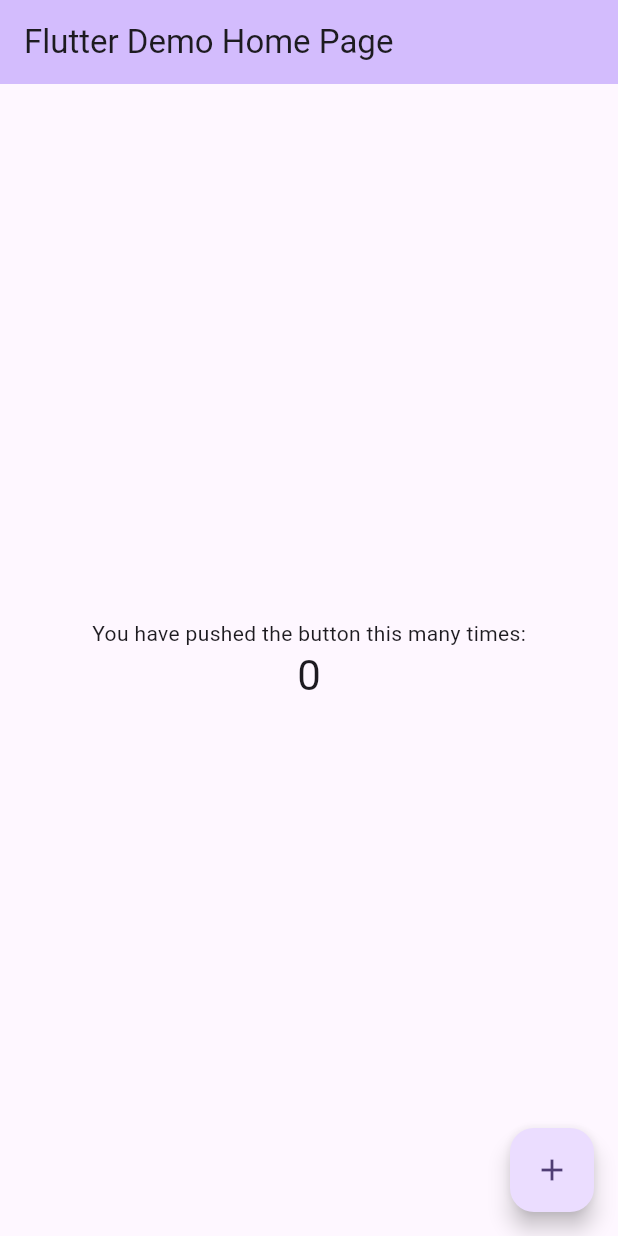
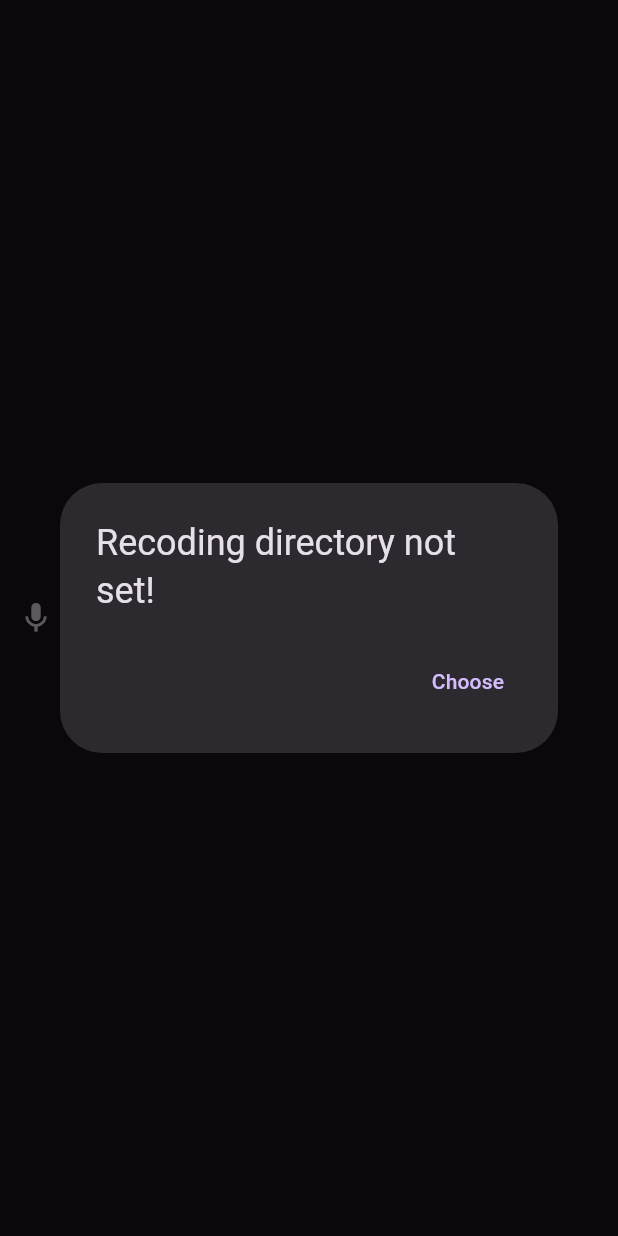
Before and after one commit to satwik-kambham/oasis, a Flutter app: the screen it shows after launch, on a phone screen of 412 x 824 dp. Run offline on Flutter 3.47's test engine with Material 3 defaults, Android fonts, the phone set to English and light mode, and no system bars; our stand-ins replace file_picker, permission_handler, shared_preferences; missing offline and left inert: record.

```diff
--- a/lib/main.dart
+++ b/lib/main.dart
@@ -1,34 +1,25 @@
 import 'package:flutter/material.dart';
+import 'package:flutter/foundation.dart';
+import 'package:shared_preferences/shared_preferences.dart';
+import 'package:file_picker/file_picker.dart';
+import 'package:permission_handler/permission_handler.dart';
+
+import 'package:oasis/widgets/recoder.dart';
 
 void main() {
-  runApp(const MyApp());
+  runApp(const App());
 }
 
-class MyApp extends StatelessWidget {
-  const MyApp({super.key});
+class App extends StatelessWidget {
+  const App({super.key});
 
-  // This widget is the root of your application.
   @override
   Widget build(BuildContext context) {
     return MaterialApp(
-      title: 'Flutter Demo',
+      title: 'Oasis',
       theme: ThemeData(
-        // This is the theme of your application.
-        //
-        // TRY THIS: Try running your application with "flutter run". You'll see
-        // the application has a purple toolbar. Then, without quitting the app,
-        // try changing the seedColor in the colorScheme below to Colors.green
-        // and then invoke "hot reload" (save your changes or press the "hot
-        // reload" button in a Flutter-supported IDE, or press "r" if you used
-        // the command line to start the app).
-        //
-        // Notice that the counter didn't reset back to zero; the application
-        // state is not lost during the reload. To reset the state, use hot
-        // restart instead.
-        //
-        // This works for code too, not just values: Most code changes can be
-        // tested with just a hot reload.
-        colorScheme: ColorScheme.fromSeed(seedColor: Colors.deepPurple),
+        colorScheme: ColorScheme.fromSeed(
+            seedColor: Colors.deepPurple, brightness: Brightness.dark),
         useMaterial3: true,
       ),
       home: const MyHomePage(title: 'Flutter Demo Home Page'),
@@ -38,16 +29,6 @@ class MyApp extends StatelessWidget {
 
 class MyHomePage extends StatefulWidget {
   const MyHomePage({super.key, required this.title});
-
-  // This widget is the home page of your application. It is stateful, meaning
-  // that it has a State object (defined below) that contains fields that affect
-  // how it looks.
-
-  // This class is the configuration for the state. It holds the values (in this
-  // case the title) provided by the parent (in this case the App widget) and
-  // used by the build method of the State. Fields in a Widget subclass are
-  // always marked "final".
-
   final String title;
 
   @override
@@ -55,71 +36,66 @@ class MyHomePage extends StatefulWidget {
 }
 
 class _MyHomePageState extends State<MyHomePage> {
-  int _counter = 0;
+  String _dir = '';
 
-  void _incrementCounter() {
-    setState(() {
-      // This call to setState tells the Flutter framework that something has
-      // changed in this State, which causes it to rerun the build method below
-      // so that the display can reflect the updated values. If we changed
-      // _counter without calling setState(), then the build method would not be
-      // called again, and so nothing would appear to happen.
-      _counter++;
-    });
+  @override
+  void initState() {
+    super.initState();
+  }
+
+  Future<String> _loadState() async {
+    final prefs = SharedPreferencesAsync();
+    final recordingDir = await prefs.getString('recordings_dir') ?? '';
+
+    return recordingDir;
   }
 
   @override
   Widget build(BuildContext context) {
-    // This method is rerun every time setState is called, for instance as done
-    // by the _incrementCounter method above.
-    //
-    // The Flutter framework has been optimized to make rerunning build methods
-    // fast, so that you can just rebuild anything that needs updating rather
-    // than having to individually change instances of widgets.
+    if (_dir.isEmpty && !kIsWeb) {
+      _loadState().then((recordingDir) async {
+        if (recordingDir.isEmpty) {
+          await Permission.manageExternalStorage.request();
+          showDialog(
+            context: context,
+            builder: (context) {
+              return AlertDialog(
+                title: const Text('Recoding directory not set!'),
+                actions: [
+                  TextButton(
+                    child: const Text('Choose'),
+                    onPressed: () async {
+                      final navigator = Navigator.of(context);
+                      final recordingDir =
+                          await FilePicker.platform.getDirectoryPath() ?? '';
+                      debugPrint('Setting Recording Dir: $recordingDir');
+                      final prefs = SharedPreferencesAsync();
+                      await prefs.setString('recording_dir', recordingDir);
+                      setState(() {
+                        _dir = recordingDir;
+                      });
+                      navigator.pop();
+                    },
+                  ),
+                ],
+              );
+            },
+            barrierDismissible: false,
+          );
+        } else {
+          setState(() {
+            _dir = recordingDir;
+          });
+        }
+      });
+    }
+
     return Scaffold(
-      appBar: AppBar(
-        // TRY THIS: Try changing the color here to a specific color (to
-        // Colors.amber, perhaps?) and trigger a hot reload to see the AppBar
-        // change color while the other colors stay the same.
-        backgroundColor: Theme.of(context).colorScheme.inversePrimary,
-        // Here we take the value from the MyHomePage object that was created by
-        // the App.build method, and use it to set our appbar title.
-        title: Text(widget.title),
-      ),
       body: Center(
-        // Center is a layout widget. It takes a single child and positions it
-        // in the middle of the parent.
-        child: Column(
-          // Column is also a layout widget. It takes a list of children and
-          // arranges them vertically. By default, it sizes itself to fit its
-          // children horizontally, and tries to be as tall as its parent.
-          //
-          // Column has various properties to control how it sizes itself and
-          // how it positions its children. Here we use mainAxisAlignment to
-          // center the children vertically; the main axis here is the vertical
-          // axis because Columns are vertical (the cross axis would be
-          // horizontal).
-          //
-          // TRY THIS: Invoke "debug painting" (choose the "Toggle Debug Paint"
-          // action in the IDE, or press "p" in the console), to see the
-          // wireframe for each widget.
-          mainAxisAlignment: MainAxisAlignment.center,
-          children: <Widget>[
-            const Text(
-              'You have pushed the button this many times:',
-            ),
-            Text(
-              '$_counter',
-              style: Theme.of(context).textTheme.headlineMedium,
-            ),
-          ],
+        child: Recoder(
+          dir: _dir,
         ),
       ),
-      floatingActionButton: FloatingActionButton(
-        onPressed: _incrementCounter,
-        tooltip: 'Increment',
-        child: const Icon(Icons.add),
-      ), // This trailing comma makes auto-formatting nicer for build methods.
     );
   }
 }
--- /dev/null
+++ b/lib/widgets/recoder.dart
@@ -0,0 +1,77 @@
+import 'package:flutter/foundation.dart';
+import 'package:flutter/material.dart';
+import 'package:record/record.dart';
+import 'package:path/path.dart' as p;
+
+class Recoder extends StatefulWidget {
+  final String dir;
+  const Recoder({super.key, required this.dir});
+
+  @override
+  State<Recoder> createState() => _RecoderState();
+}
+
+class _RecoderState extends State<Recoder> {
+  late final AudioRecorder _audioRecorder;
+
+  @override
+  void initState() {
+    _audioRecorder = AudioRecorder();
+    super.initState();
+  }
+
+  @override
+  void dispose() {
+    _audioRecorder.dispose();
+    super.dispose();
+  }
+
+  Future<void> _start() async {
+    if (await _audioRecorder.hasPermission()) {
+      late String path;
+
+      if (kIsWeb) {
+        path = '';
+      } else {
+        path = p.join(
+          widget.dir,
+          'audio_${DateTime.now().millisecondsSinceEpoch}.wav',
+        );
+      }
+
+      debugPrint(path);
+      debugPrint((await _audioRecorder.listInputDevices()).toString());
+
+      await _audioRecorder.start(const RecordConfig(encoder: AudioEncoder.wav),
+          path: path);
+    }
+  }
+
+  Future<void> _stop() async {
+    final path = await _audioRecorder.stop();
+    debugPrint('Written to $path');
+  }
+
+  @override
+  Widget build(BuildContext context) {
+    return Row(
+      children: <Widget>[
+        IconButton(
+          icon: const Icon(Icons.mic),
+          onPressed: () {
+            _start();
+          },
+        ),
+        const SizedBox(
+          width: 20,
+        ),
+        IconButton(
+          icon: const Icon(Icons.stop),
+          onPressed: () {
+            _stop();
+          },
+        ),
+      ],
+    );
+  }
+}
--- a/pubspec.yaml
+++ b/pubspec.yaml
@@ -34,6 +34,12 @@ dependencies:
   # The following adds the Cupertino Icons font to your application.
   # Use with the CupertinoIcons class for iOS style icons.
   cupertino_icons: ^1.0.8
+  record: ^6.0.0
+  path: ^1.9.0
+  path_provider: ^2.1.5
+  file_picker: ^9.2.3
+  shared_preferences: ^2.5.3
+  permission_handler: ^12.0.0+1
 
 dev_dependencies:
   flutter_test:
```
Also changed, not shown: lib/pages/home.dart (added, +10 -0 lines), pubspec.lock, 11 other files.
